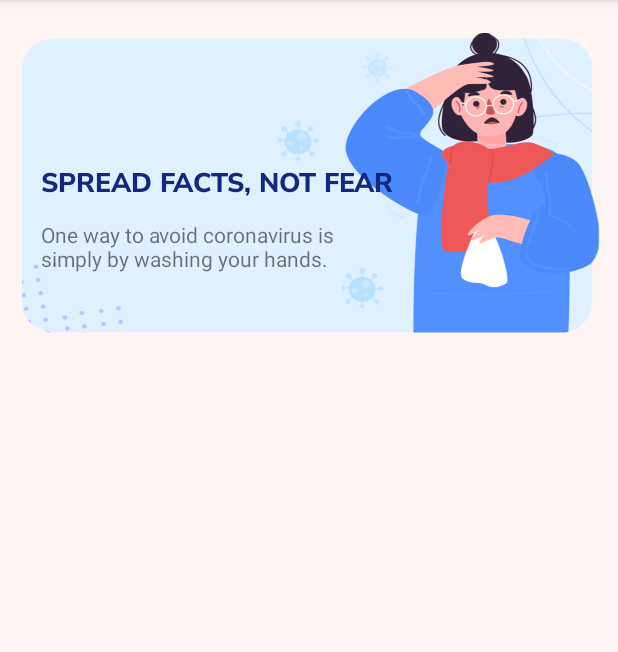
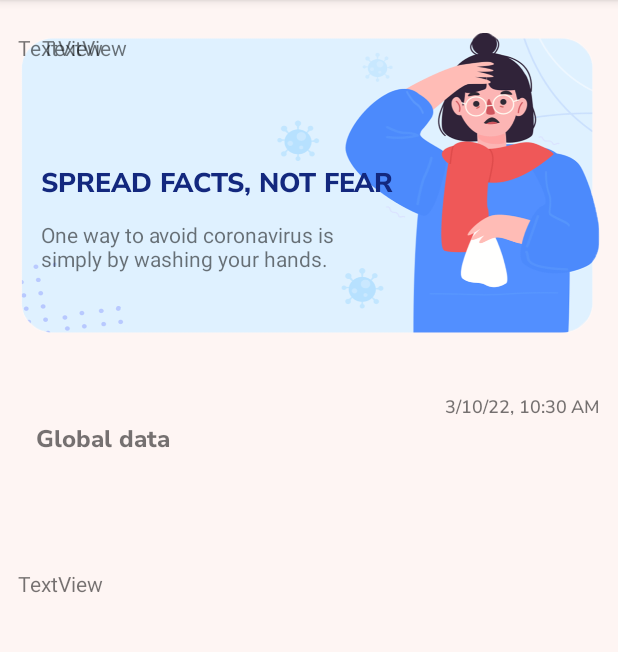
Before and after one commit to hoangnhhe141380/Covid_Tracker, an Android app: the screen it shows after launch (MainActivity), after a tap on "Home", on a phone screen of 412 x 824 dp, the part 84-736 px from its top. Run offline under Robolectric (Android 15) with nearby library versions, the phone set to English and light mode, and no system bars; our stand-ins replace Firebase (no records; nobody signed in at launch, a user with empty details on screens opened directly); 1 other tap on this screen came first.

Commit message:
20220309 - Update home fragment

```diff
--- a/app/src/main/java/com/example/covid_tracker/GetDataFromJson.java
+++ b/app/src/main/java/com/example/covid_tracker/GetDataFromJson.java
@@ -11,12 +11,12 @@ import retrofit2.http.Path;
 
 public interface GetDataFromJson {
     //Fetch summary data from https://corona.lmao.ninja/v2/countries
-    @GET("/countries")
+    @GET("countries")
     Call<List<Summary>> getDataSummary();
 
     //Fetch all data by country from https://api.covid19api.com/dayone/country/{countryName}
     //Example https://api.covid19api.com/dayone/country/vietnam
-    @GET("/dayone/country/{countryName}")
+    @GET("dayone/country/{countryName}")
     Call<List<CountryData>> getDataByCountry(@Path("countryName") String countryName);
 
     //Tách retrofit sang file này, rồi return về data fetch đc
--- a/app/src/main/java/com/example/covid_tracker/MainActivity.java
+++ b/app/src/main/java/com/example/covid_tracker/MainActivity.java
@@ -31,7 +31,7 @@ import com.google.android.material.navigation.NavigationView;
 public class MainActivity extends AppCompatActivity
         implements NavigationView.OnNavigationItemSelectedListener {
 
-    private final String API_URL = "https://api.covid19api.com/";
+
     private final String API_URL_SUMMARY = "https://corona.lmao.ninja/v2/";
 
     private final int SPLASH_TIME_OUT = 2000;
--- a/app/src/main/java/com/example/covid_tracker/fragments/FragmentHome.java
+++ b/app/src/main/java/com/example/covid_tracker/fragments/FragmentHome.java
@@ -4,19 +4,101 @@ import android.os.Bundle;
 import android.view.LayoutInflater;
 import android.view.View;
 import android.view.ViewGroup;
+import android.widget.TextView;
 
 import androidx.annotation.NonNull;
 import androidx.annotation.Nullable;
 import androidx.fragment.app.Fragment;
 
+import com.example.covid_tracker.GetDataFromJson;
 import com.example.covid_tracker.R;
+import com.example.covid_tracker.model.Summary;
+
+import java.text.DateFormat;
+import java.util.ArrayList;
+import java.util.Calendar;
+import java.util.Date;
+import java.util.List;
+
+import retrofit2.Call;
+import retrofit2.Callback;
+import retrofit2.Response;
+import retrofit2.Retrofit;
+import retrofit2.converter.gson.GsonConverterFactory;
 
 public class FragmentHome extends Fragment {
+
+    private final String SUMMARY_URL = "https://corona.lmao.ninja/v2";
+
+    private ArrayList<Summary> list = new ArrayList<>();
+    private TextView tv_date_updated;
+    private TextView tv_cases;
+    private TextView tv_deaths;
+    private TextView tv_recovered;
 
     @Nullable
     @Override
     public View onCreateView(@NonNull LayoutInflater inflater, @Nullable ViewGroup container, @Nullable Bundle savedInstanceState) {
         getActivity().setTitle("Covid Tracker");
-        return inflater.inflate(R.layout.layout_fragment_home, container, false);
+        View view = inflater.inflate(R.layout.layout_fragment_home, container, false);
+
+        tv_date_updated = view.findViewById(R.id.tv_date_updated);
+        tv_cases = view.findViewById(R.id.tv_cases);
+        tv_deaths = view.findViewById(R.id.tv_deaths);
+        tv_recovered = view.findViewById(R.id.tv_recovered);
+
+        Calendar currentDate = Calendar.getInstance();
+        String date = DateFormat.getInstance().format(currentDate.getTime());
+
+        tv_date_updated.setText(date);
+
+        //getDataSummary();
+        return view;
+    }
+
+    public void getDataSummary() {
+        Retrofit retrofit = new Retrofit.Builder()
+                .baseUrl(SUMMARY_URL)
+                .addConverterFactory(GsonConverterFactory.create())
+                .build();
+
+        GetDataFromJson getDataFromJson = retrofit.create(GetDataFromJson.class);
+
+        Call<List<Summary>> call = getDataFromJson.getDataSummary();
+
+        call.enqueue(new Callback<List<Summary>>() {
+            @Override
+            public void onResponse(Call<List<Summary>> call, Response<List<Summary>> response) {
+                List<Summary> listSummary = response.body();
+
+                list.clear();
+                for (Summary summary : listSummary) {
+                    list.add(summary);
+                }
+
+                //Get total cases, deaths and recovered
+                long totalCases = 0;
+                long totalDeaths = 0;
+                long totalRecovered = 0;
+
+                for (Summary summary : list) {
+                    totalCases += summary.getCases();
+                    totalDeaths += summary.getDeaths();
+                    totalRecovered += summary.getRecovered();
+                }
+
+                tv_cases.setText(totalCases == 0 ? "N/A" : totalCases + "");
+                tv_deaths.setText(totalDeaths == 0 ? "N/A" : totalCases + "");
+                tv_recovered.setText(totalRecovered == 0 ? "N/A" : totalCases + "");
+            }
+
+            @Override
+            public void onFailure(Call<List<Summary>> call, Throwable t) {
+                tv_date_updated.setText("N/A");
+                tv_cases.setText("N/A");
+                tv_deaths.setText("N/A");
+                tv_recovered.setText("N/A");
+            }
+        });
     }
 }
--- a/app/src/main/res/layout/layout_fragment_home.xml
+++ b/app/src/main/res/layout/layout_fragment_home.xml
@@ -7,19 +7,20 @@
     android:id="@+id/layout_home"
     android:orientation="vertical"
     android:padding="12dp"
-    android:background="@color/backgroundColor">
+    android:background="@color/backgroundColor"
+    android:fillViewport="true" >
 
     <androidx.constraintlayout.widget.ConstraintLayout
         android:layout_width="match_parent"
         android:layout_height="match_parent"
-        android:layout_marginTop="10dp">
+        android:layout_marginTop="10dp"
+        >
 
         <TextView
             android:id="@+id/textView"
             android:layout_width="match_parent"
             android:layout_height="200dp"
             android:layout_gravity="center"
-            android:layout_weight="1"
             android:background="@drawable/i_banner"
             android:fontFamily="@font/nunito_sans_extrabold"
             android:gravity="center_vertical"
@@ -27,10 +28,12 @@
             android:text="SPREAD FACTS, NOT FEAR"
             android:textColor="#13287e"
             android:textSize="18sp"
-            app:layout_constraintBottom_toBottomOf="parent"
+            app:layout_constraintBottom_toTopOf="@+id/textView2"
             app:layout_constraintEnd_toEndOf="parent"
+            app:layout_constraintHorizontal_bias="0.0"
             app:layout_constraintStart_toStartOf="parent"
-            app:layout_constraintTop_toTopOf="parent" />
+            app:layout_constraintTop_toTopOf="parent"
+            app:layout_constraintVertical_bias="0.0" />
 
         <TextView
             android:id="@+id/textView3"
@@ -44,6 +47,60 @@
             app:layout_constraintTop_toTopOf="@+id/textView"
             app:layout_constraintVertical_bias="0.833" />
 
+        <TextView
+            android:id="@+id/textView2"
+            android:layout_width="wrap_content"
+            android:layout_height="wrap_content"
+            android:layout_marginStart="12dp"
+            android:layout_marginBottom="452dp"
+            android:fontFamily="@font/nunito_sans_extrabold"
+            android:gravity="left"
+            android:text="Global data"
+            android:textSize="16dp"
+            app:layout_constraintBottom_toBottomOf="parent"
+            app:layout_constraintEnd_toStartOf="@+id/tv_date_updated"
+            app:layout_constraintHorizontal_bias="0.0"
+            app:layout_constraintStart_toStartOf="parent" />
+
+        <TextView
+            android:id="@+id/tv_date_updated"
+            android:layout_width="wrap_content"
+            android:layout_height="wrap_content"
+            android:fontFamily="@font/nunito_sans_semibold"
+            android:gravity="left"
+            android:text="Global data"
+            android:textSize="12dp"
+            app:layout_constraintBottom_toBottomOf="parent"
+            app:layout_constraintEnd_toEndOf="parent"
+            app:layout_constraintTop_toTopOf="parent"
+            app:layout_constraintVertical_bias="0.336" />
+
+        <TextView
+            android:id="@+id/tv_cases"
+            android:layout_width="wrap_content"
+            android:layout_height="wrap_content"
+            android:text="TextView"
+            tools:layout_editor_absoluteX="13dp"
+            tools:layout_editor_absoluteY="291dp" />
+
+        <TextView
+            android:id="@+id/tv_deaths"
+            android:layout_width="wrap_content"
+            android:layout_height="wrap_content"
+            android:text="TextView"
+            app:layout_constraintBottom_toBottomOf="parent"
+            app:layout_constraintTop_toTopOf="parent"
+            tools:layout_editor_absoluteX="14dp" />
+
+        <TextView
+            android:id="@+id/tv_recovered"
+            android:layout_width="wrap_content"
+            android:layout_height="wrap_content"
+            android:layout_marginStart="16dp"
+            android:text="TextView"
+            app:layout_constraintStart_toStartOf="parent"
+            tools:layout_editor_absoluteY="398dp" />
+
 
     </androidx.constraintlayout.widget.ConstraintLayout>
 
```
Also changed, not shown: app/src/main/java/com/example/covid_tracker/fragments/FragmentPassword.java (+5 -4 lines).
